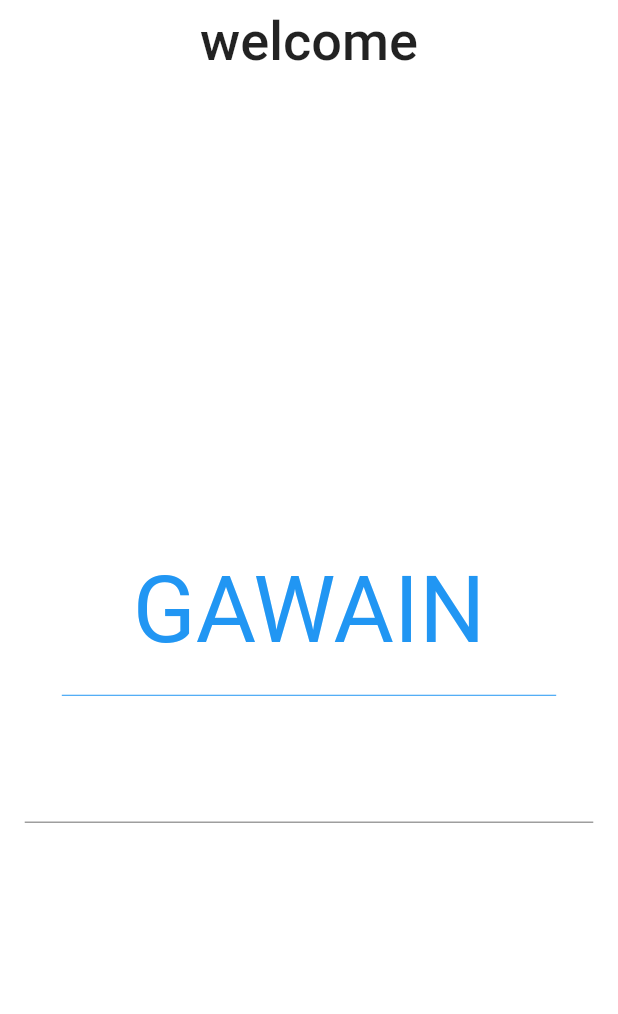
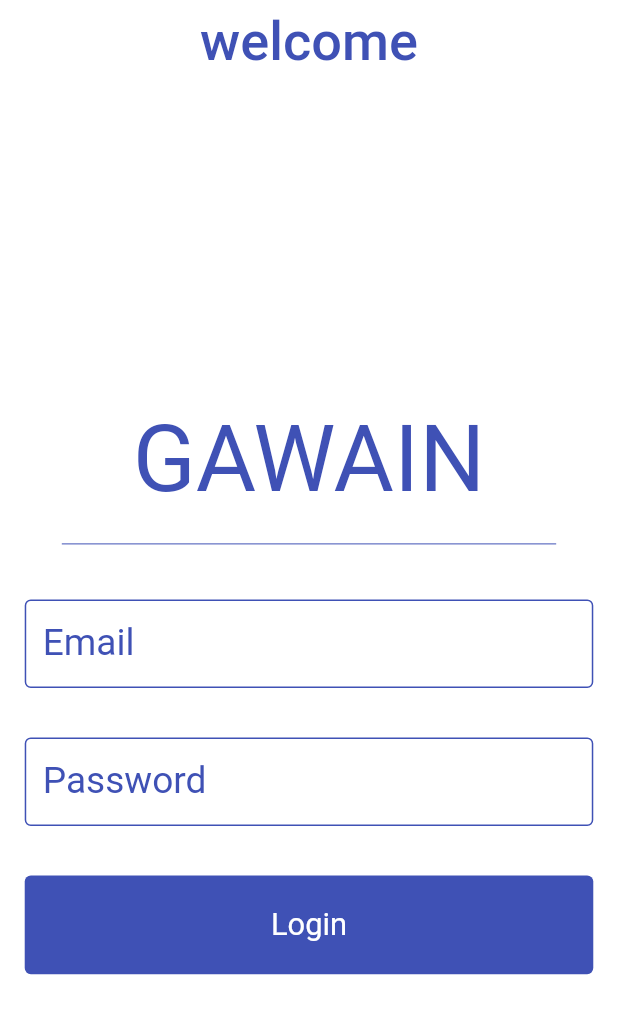
Before and after one commit to Damanotra/bangkitapps, a Flutter app: the screen it shows after launch, on a phone screen of 412 x 824 dp. Shown: the top 1014 px of the screen. Run offline on Flutter 3.47's test engine with Material 2 defaults, Android fonts, the phone set to English and light mode, and no system bars; our stand-ins replace get_it.

Commit message:
rebuild progress 2 : login UI done

```diff
--- a/lib/ui/screen/login/login.dart
+++ b/lib/ui/screen/login/login.dart
@@ -11,7 +11,7 @@ class LoginScreen extends StatelessWidget {
       appBar: AppBar(
         title: Text(
             "welcome",
-            style: TextStyle(fontSize: 36.0)
+            style: TextStyle(fontSize: 36.0,color: Colors.indigo)
         ),
         centerTitle: true,
         backgroundColor: Colors.white,
--- a/lib/ui/widget/loginform.dart
+++ b/lib/ui/widget/loginform.dart
@@ -7,6 +7,9 @@ class LoginForm extends StatefulWidget {
 }
 
 class _LoginFormState extends State<LoginForm>{
+  final TextEditingController _emailController = TextEditingController();
+  final TextEditingController _passwordController = TextEditingController();
+
   @override
   Widget build(BuildContext context) {
     // TODO: implement build
@@ -24,16 +27,78 @@ class _LoginFormState extends State<LoginForm>{
             Center(
               child: Text(
                 "GAWAIN",
-                style: TextStyle(fontSize: size.width*0.15,color: Colors.blue),
+                style: TextStyle(fontSize: size.width*0.15,color: Colors.indigo),
               ),
             ),
             Container(
               width: size.width*0.8,
-              child: Divider(height: size.height*0.05,color: Colors.blue),
+              child: Divider(height: size.height*0.05,color: Colors.indigo),
             ),
             Padding(
                 padding: EdgeInsets.all(size.height * 0.02),
-                child: TextFormField()
+                child: TextFormField(
+                  controller: _emailController,
+                  decoration: InputDecoration(
+                    labelText: "Email",
+                    labelStyle: TextStyle(
+                        color: Colors.indigo, fontSize: size.height * 0.03),
+                    focusedBorder: OutlineInputBorder(
+                      borderSide:
+                      BorderSide(color: Colors.indigo, width: 1.0),
+                    ),
+                    enabledBorder: OutlineInputBorder(
+                      borderSide:
+                      BorderSide(color: Colors.indigo, width: 1.0),
+                    ),
+                  ),
+                )
+            ),
+            Padding(
+              padding: EdgeInsets.all(size.height * 0.02),
+              child: TextFormField(
+                controller: _passwordController,
+                autocorrect: false,
+                obscureText: true,
+                decoration: InputDecoration(
+                  labelText: "Password",
+                  labelStyle: TextStyle(
+                      color: Colors.indigo, fontSize: size.height * 0.03),
+                  focusedBorder: OutlineInputBorder(
+                    borderSide:
+                    BorderSide(color: Colors.indigo, width: 1.0),
+                  ),
+                  enabledBorder: OutlineInputBorder(
+                    borderSide:
+                    BorderSide(color: Colors.indigo, width: 1.0),
+                  ),
+                ),
+              ),
+            ),
+            Padding(
+              padding: EdgeInsets.all(size.height * 0.02),
+              child: Column(
+                children: <Widget>[
+                  GestureDetector(
+                    child: Container(
+                      height: size.height * 0.08,
+                      decoration: BoxDecoration(
+                        color: Colors.indigo,
+                        borderRadius:
+                        BorderRadius.circular(size.height * 0.005),
+                      ),
+                      child: Center(
+                        child: Text(
+                          "Login",
+                          style: TextStyle(
+                              fontSize: size.height * 0.025,
+                              color: Colors.white),
+                        ),
+                      ),
+
+                    ),
+                  )
+                ],
+              ),
             )
           ],
         ),
```
